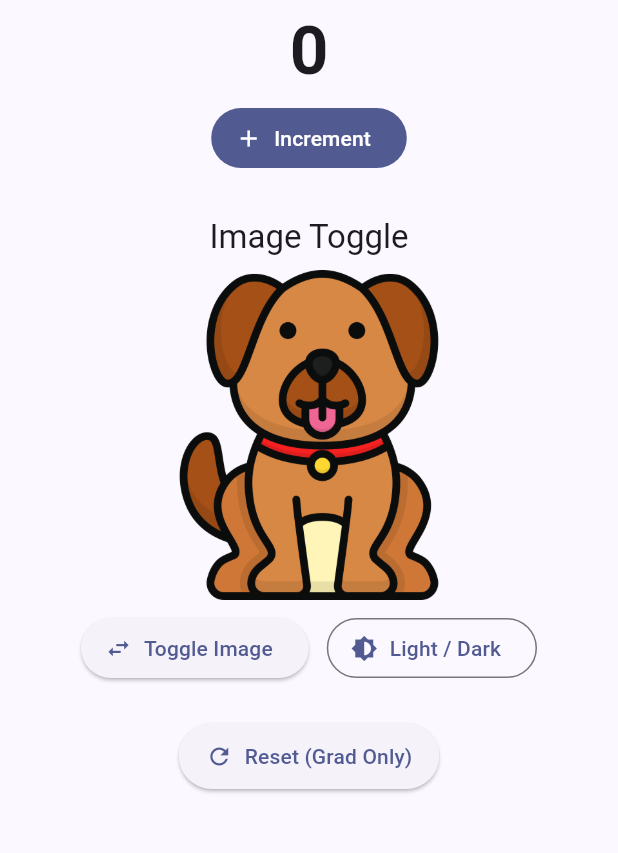
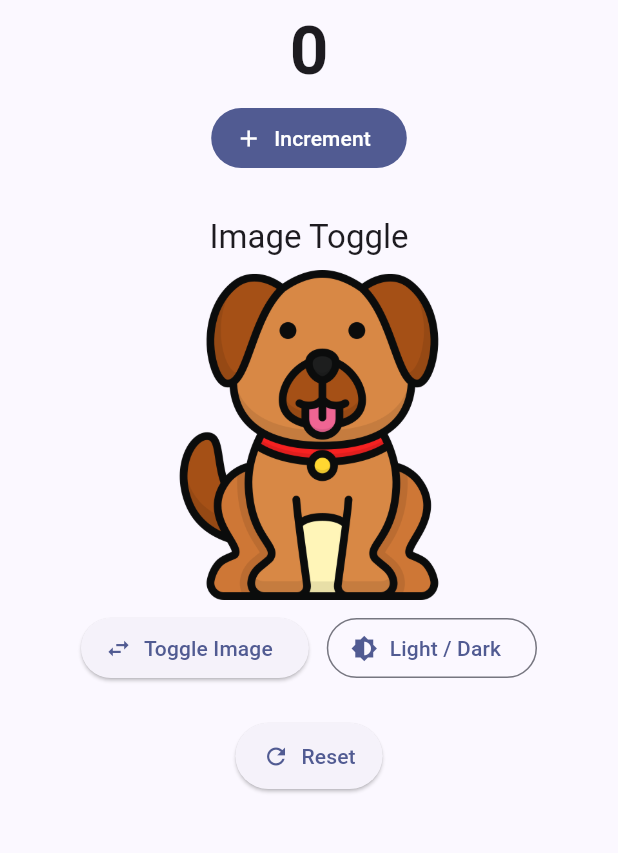
Before and after one commit to pjasmat/counter_toggle, a Flutter app: the screen it shows after launch, on a phone screen of 412 x 824 dp, the part 285-1138 px from its top. Run offline on Flutter 3.47's test engine with Material 3 defaults, Android fonts, the phone set to English and light mode, and no system bars; our stand-ins replace shared_preferences.

Commit message:
Update main.dart

```diff
--- a/lib/main.dart
+++ b/lib/main.dart
@@ -218,7 +218,7 @@ class _CW01AppState extends State<CW01App> with TickerProviderStateMixin {
                     ElevatedButton.icon(
                       onPressed: _confirmAndReset,
                       icon: const Icon(Icons.refresh),
-                      label: const Text('Reset (Grad Only)'),
+                      label: const Text('Reset'),
                       style: ElevatedButton.styleFrom(
                         padding: const EdgeInsets.symmetric(
                           horizontal: 18,
```
